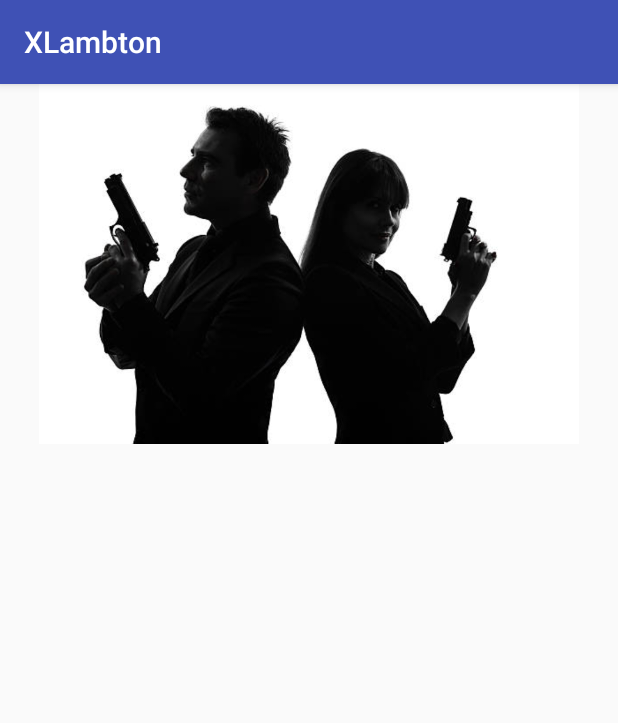
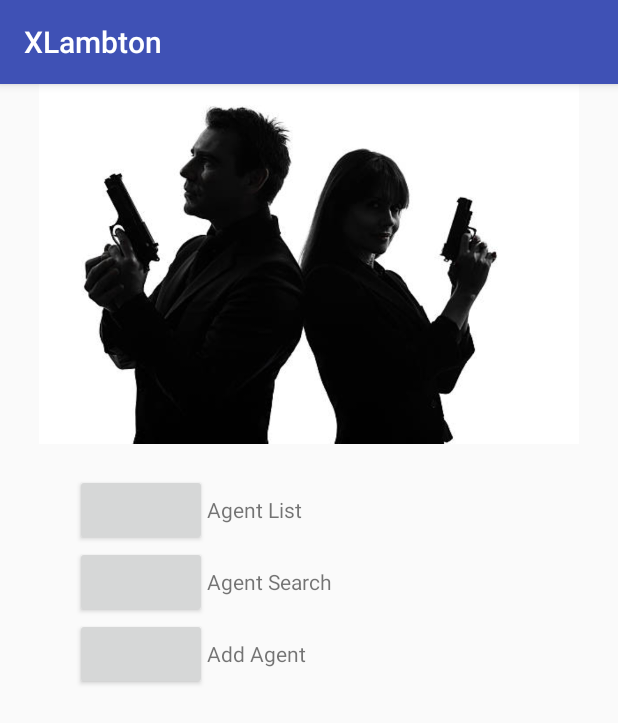
Before and after one commit to amandasrosa/XLambton, an Android app: the MenuActivity screen opened directly, with no data from a screen before it, on a phone screen of 412 x 824 dp. Shown: the top 723 px of the screen. Run offline under Robolectric (Android 15) with nearby library versions, the phone set to English and light mode, and no system bars.

Commit message:
Add buttons

```diff
--- a/app/src/main/res/layout/activity_menu.xml
+++ b/app/src/main/res/layout/activity_menu.xml
@@ -5,11 +5,62 @@
     android:layout_width="match_parent"
     android:layout_height="match_parent"
     tools:context="com.aa.xlambton.MenuActivity">
-    <ImageView
+
+    <LinearLayout
         android:layout_width="match_parent"
-        android:layout_height="240dp"
-        android:scaleType="centerInside"
-        app:layout_constraintTop_toTopOf="parent"
-        android:src="@drawable/secret_agent" />
+        android:layout_height="match_parent"
+        android:orientation="vertical">
+        <ImageView
+            android:layout_width="match_parent"
+            android:layout_height="240dp"
+            android:scaleType="centerInside"
+            app:layout_constraintTop_toTopOf="parent"
+            android:src="@drawable/secret_agent" />
 
+        <LinearLayout
+            android:layout_width="match_parent"
+            android:layout_height="wrap_content"
+            android:orientation="horizontal"
+            android:layout_marginTop="20dp"
+            android:layout_marginLeft="50dp">
+            <Button
+                android:id="@+id/menu_button_agent_list"
+                android:layout_width="wrap_content"
+                android:layout_height="wrap_content" />
+            <TextView
+                android:layout_width="wrap_content"
+                android:layout_height="wrap_content"
+                android:text="Agent List"/>
+        </LinearLayout>
+
+        <LinearLayout
+            android:layout_width="match_parent"
+            android:layout_height="wrap_content"
+            android:orientation="horizontal"
+            android:layout_marginLeft="50dp">
+            <Button
+                android:id="@+id/menu_button_agent_search"
+                android:layout_width="wrap_content"
+                android:layout_height="wrap_content" />
+            <TextView
+                android:layout_width="wrap_content"
+                android:layout_height="wrap_content"
+                android:text="Agent Search"/>
+        </LinearLayout>
+
+        <LinearLayout
+            android:layout_width="match_parent"
+            android:layout_height="wrap_content"
+            android:orientation="horizontal"
+            android:layout_marginLeft="50dp">
+            <Button
+                android:id="@+id/menu_button_add_agent"
+                android:layout_width="wrap_content"
+                android:layout_height="wrap_content" />
+            <TextView
+                android:layout_width="wrap_content"
+                android:layout_height="wrap_content"
+                android:text="Add Agent"/>
+        </LinearLayout>
+    </LinearLayout>
 </android.support.constraint.ConstraintLayout>
```
